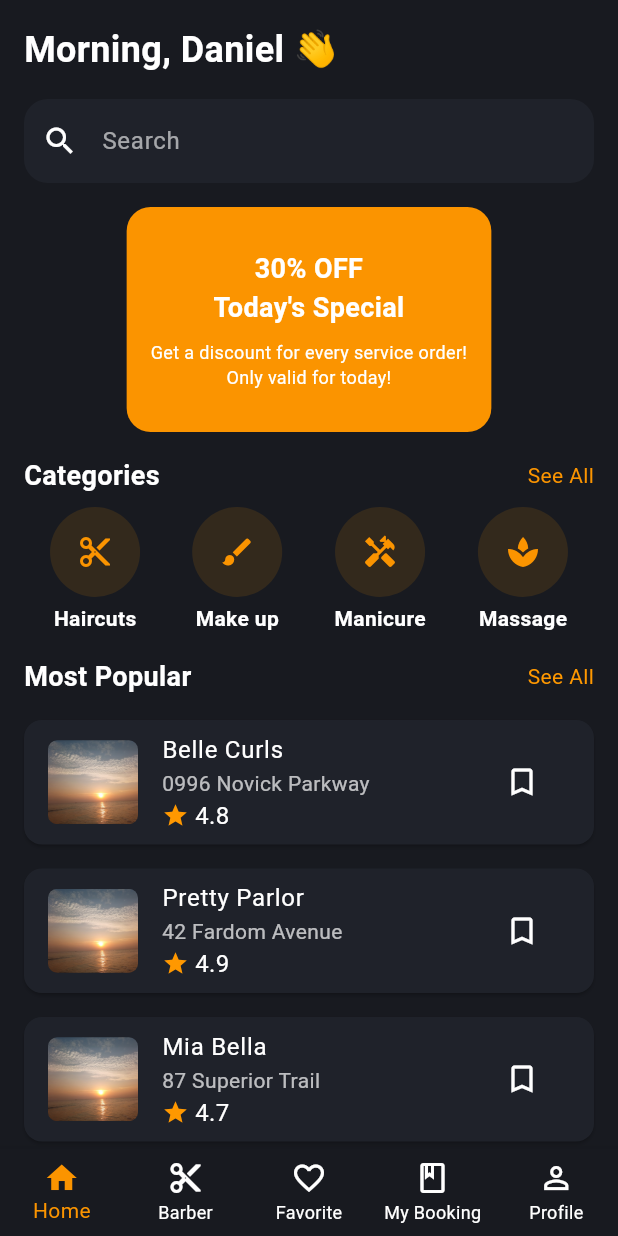
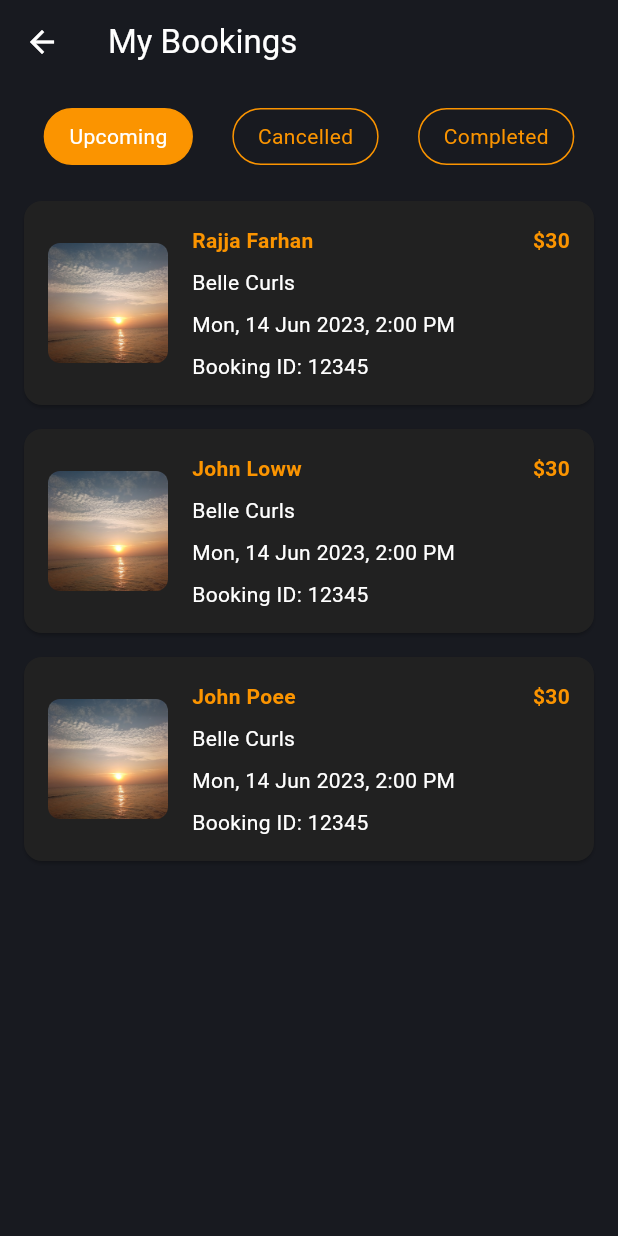
Before and after one commit to MahnoorWaseem/TrimTime-Flutter, a Flutter app: the screen it shows after launch, on a phone screen of 412 x 824 dp. Run offline on Flutter 3.47's test engine with Material 3 defaults, Android fonts, the phone set to English and light mode, and no system bars; drawn by our look-alikes of carousel_slider; our stand-ins replace firebase_core; accounts and stored records are empty.

Commit message:
booking page

```diff
--- a/lib/main.dart
+++ b/lib/main.dart
@@ -1,6 +1,7 @@
 import 'package:firebase_core/firebase_core.dart';
 import 'package:flutter/material.dart';
 import 'package:provider/provider.dart';
+import 'package:trim_time/views/bookings/booking.dart';
 
 import 'firebase/config/firebase_options.dart';
 import 'providers/sample_provider.dart';
@@ -34,7 +35,7 @@ class MyApp extends StatelessWidget {
           colorScheme: ColorScheme.fromSeed(seedColor: Colors.deepPurple),
           useMaterial3: true,
         ),
-        home: HomeScreen(),
+        home: BookingScreen(),
         debugShowCheckedModeBanner: false,
       ),
     );
--- /dev/null
+++ b/lib/views/bookings/booking.dart
@@ -0,0 +1,231 @@
+import 'package:flutter/material.dart';
+import 'package:trim_time/colors/custom_colors.dart';
+
+class BookingScreen extends StatefulWidget {
+  @override
+  _BookingScreenState createState() => _BookingScreenState();
+}
+
+class _BookingScreenState extends State<BookingScreen> {
+  int selectedIndex = 0;
+
+  final List<Map<String, String>> upcomingBookings = [
+    {
+      'barberName': 'Rajja Farhan',
+      'shopName': 'Belle Curls',
+      'dateTime': 'Mon, 14 Jun 2023, 2:00 PM',
+      'price': '\$30',
+      'bookingId': '12345',
+      'imageUrl': 'assets/images/testpic.jpg',
+    },
+    {
+      'barberName': 'John Loww',
+      'shopName': 'Belle Curls',
+      'dateTime': 'Mon, 14 Jun 2023, 2:00 PM',
+      'price': '\$30',
+      'bookingId': '12345',
+      'imageUrl': 'assets/images/testpic.jpg',
+    },
+    {
+      'barberName': 'John Poee',
+      'shopName': 'Belle Curls',
+      'dateTime': 'Mon, 14 Jun 2023, 2:00 PM',
+      'price': '\$30',
+      'bookingId': '12345',
+      'imageUrl': 'assets/images/testpic.jpg',
+    },
+  ];
+
+  final List<Map<String, String>> cancelledBookings = [
+    {
+      'barberName': 'Jane Smith',
+      'shopName': 'Pretty Parlor',
+      'dateTime': 'Tue, 15 Jun 2023, 4:00 PM',
+      'price': '\$40',
+      'bookingId': '67890',
+      'imageUrl': 'assets/images/testpic.jpg',
+    },
+  ];
+
+  final List<Map<String, String>> completedBookings = [
+    {
+      'barberName': 'Mike Johnson',
+      'shopName': 'Serenity Salon',
+      'dateTime': 'Wed, 16 Jun 2023, 10:00 AM',
+      'price': '\$50',
+      'bookingId': '11223',
+      'imageUrl': 'assets/images/testpic.jpg',
+    },
+  ];
+
+  @override
+  Widget build(BuildContext context) {
+    List<Map<String, String>> currentBookings;
+
+    switch (selectedIndex) {
+      case 1:
+        currentBookings = cancelledBookings;
+        break;
+      case 2:
+        currentBookings = completedBookings;
+        break;
+      default:
+        currentBookings = upcomingBookings;
+    }
+
+    return Scaffold(
+      backgroundColor: CustomColors.gunmetal,
+      appBar: AppBar(
+        backgroundColor: CustomColors.gunmetal,
+        leading: IconButton(
+          icon: Icon(Icons.arrow_back, color: Colors.white),
+          onPressed: () {
+            Navigator.pop(context);
+          },
+        ),
+        title: Text(
+          'My Bookings',
+          style: TextStyle(color: Colors.white),
+        ),
+        elevation: 0,
+      ),
+      body: Column(
+        children: [
+          Padding(
+            padding: const EdgeInsets.all(16.0),
+            child: Row(
+              mainAxisAlignment: MainAxisAlignment.spaceAround,
+              children: [
+                buildChoiceChip('Upcoming', 0),
+                buildChoiceChip('Cancelled', 1),
+                buildChoiceChip('Completed', 2),
+              ],
+            ),
+          ),
+          Expanded(
+            child: ListView.builder(
+              itemCount: currentBookings.length,
+              itemBuilder: (context, index) {
+                final booking = currentBookings[index];
+                return BookingCard(
+                  barberName: booking['barberName']!,
+                  shopName: booking['shopName']!,
+                  dateTime: booking['dateTime']!,
+                  price: booking['price']!,
+                  bookingId: booking['bookingId']!,
+                  imageUrl: booking['imageUrl']!,
+                );
+              },
+            ),
+          ),
+        ],
+      ),
+    );
+  }
+
+  Widget buildChoiceChip(String label, int index) {
+    final isSelected = selectedIndex == index;
+    return InkWell(
+      onTap: () {
+        setState(() {
+          selectedIndex = index;
+        });
+      },
+      child: Container(
+        padding: EdgeInsets.symmetric(vertical: 8, horizontal: 16),
+        decoration: BoxDecoration(
+          color: isSelected ? CustomColors.peelOrange : Colors.transparent,
+          borderRadius: BorderRadius.circular(20),
+          border: Border.all(
+            color: CustomColors.peelOrange,
+          ),
+        ),
+        child: Text(
+          label,
+          style: TextStyle(
+            color: isSelected ? Colors.white : CustomColors.peelOrange,
+          ),
+        ),
+      ),
+    );
+  }
+}
+
+class BookingCard extends StatelessWidget {
+  final String barberName;
+  final String shopName;
+  final String dateTime;
+  final String price;
+  final String bookingId;
+  final String imageUrl;
+
+  const BookingCard({
+    required this.barberName,
+    required this.shopName,
+    required this.dateTime,
+    required this.price,
+    required this.bookingId,
+    required this.imageUrl,
+    Key? key,
+  }) : super(key: key);
+
+  @override
+  Widget build(BuildContext context) {
+    return Card(
+      color: Colors.grey[900],
+      margin: const EdgeInsets.symmetric(vertical: 8, horizontal: 16),
+      child: Padding(
+        padding: const EdgeInsets.all(16.0),
+        child: Row(
+          children: [
+            ClipRRect(
+              borderRadius: BorderRadius.circular(8.0),
+              child: Image.asset(
+                imageUrl,
+                width: 80,
+                height: 80,
+                fit: BoxFit.cover,
+              ),
+            ),
+            const SizedBox(width: 16),
+            Expanded(
+              child: Column(
+                crossAxisAlignment: CrossAxisAlignment.start,
+                children: [
+                  Row(
+                    mainAxisAlignment: MainAxisAlignment.spaceBetween,
+                    children: [
+                      Text(
+                        barberName,
+                        style: TextStyle(color: CustomColors.peelOrange, fontWeight: FontWeight.bold),
+                      ),
+                      Text(
+                        price,
+                        style: TextStyle(color: CustomColors.peelOrange, fontWeight: FontWeight.bold),
+                      ),
+                    ],
+                  ),
+                  const SizedBox(height: 8),
+                  Text(
+                    shopName,
+                    style: TextStyle(color: Colors.white),
+                  ),
+                  const SizedBox(height: 8),
+                  Text(
+                    dateTime,
+                    style: TextStyle(color: Colors.white),
+                  ),
+                  const SizedBox(height: 8),
+                  Text(
+                    'Booking ID: $bookingId',
+                    style: TextStyle(color: Colors.white),
+                  ),
+                ],
+              ),
+            ),
+          ],
+        ),
+      ),
+    );
+  }
+}
--- a/lib/views/homescreenclient/homecontent.dart
+++ b/lib/views/homescreenclient/homecontent.dart
@@ -214,13 +214,13 @@ class LocationSection extends StatelessWidget {
           children: [
             Text(
               title,
-              style: TextStyle(
+              style: const TextStyle(
                 fontSize: 18,
                 fontWeight: FontWeight.bold,
                 color: Colors.white,
               ),
             ),
-            Text(
+            const Text(
               'See All',
               style: TextStyle(
                 color: Colors.orange,
@@ -229,7 +229,7 @@ class LocationSection extends StatelessWidget {
           ],
         ),
         const SizedBox(height: 8),
-        Column(
+         const Column(
           crossAxisAlignment: CrossAxisAlignment.start,
           children: [
             LocationCard(
@@ -308,7 +308,7 @@ class _LocationCardState extends State<LocationCard> {
             ),
             title: Text(
               widget.title,
-              style: TextStyle(color: Colors.white),
+              style:const TextStyle(color: Colors.white),
             ),
             subtitle: Column(
               crossAxisAlignment: CrossAxisAlignment.start,
```
